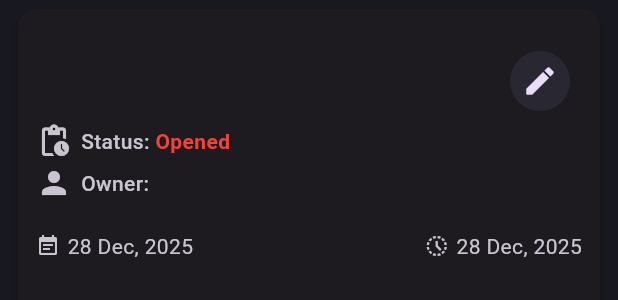
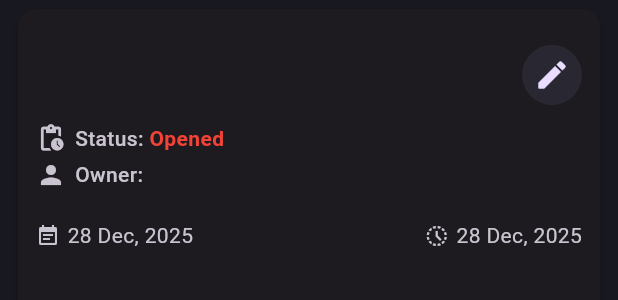
Before and after one commit to akibahmed229/repairshop-app, a Flutter app: the TechNoteCard widget shown alone on an empty page, opened directly with empty values, on a phone screen of 412 x 824 dp. Shown: the top 300 px of the screen. Run offline on Flutter 3.47's test engine with Material 3 defaults, Android fonts, the phone set to English and light mode, and no system bars; our stand-ins replace flutter_bloc, flutter_dotenv, fpdart, get_it, google_nav_bar, internet_connection_checker_plus and 2 more; accounts and stored records are empty; statements that could not run were skipped.

Commit message:
refactor and some changes

```diff
--- a/lib/features/techNotes/data/datasources/tech_note_local_data_source.dart
+++ b/lib/features/techNotes/data/datasources/tech_note_local_data_source.dart
@@ -10,6 +10,8 @@ abstract interface class TechNoteLocalDataSource {
     required String userId,
     required String title,
     required String content,
+    required String userName,
+    required String userEmail,
   });
 
   Future<String> updateTechNote({
@@ -45,6 +47,8 @@ class TechNoteLocalDataSourceImpl implements TechNoteLocalDataSource {
     required String userId,
     required String title,
     required String content,
+    required String userName,
+    required String userEmail,
   }) async {
     try {
       final String noteId = Uuid().v7();
@@ -55,6 +59,8 @@ class TechNoteLocalDataSourceImpl implements TechNoteLocalDataSource {
         "title": title,
         "content": content,
         "completed": 0,
+        "userName": userName,
+        "userEmail": userEmail,
         "createdAt": DateTime.now().toIso8601String(),
         "updatedAt": DateTime.now().toIso8601String(),
         "isSynced": 0,
--- a/lib/features/techNotes/domain/repository/tech_note_repository.dart
+++ b/lib/features/techNotes/domain/repository/tech_note_repository.dart
@@ -12,6 +12,8 @@ abstract interface class TechNoteRepository {
     required String userId,
     required String title,
     required String content,
+    String? userName,
+    String? userEmail,
   });
 
   Future<Either<Failure, String>> updateTechNote({
--- a/lib/features/techNotes/presentation/bloc/tech_note_bloc.dart
+++ b/lib/features/techNotes/presentation/bloc/tech_note_bloc.dart
@@ -77,6 +77,8 @@ class TechNoteBloc extends Bloc<TechNoteEvent, TechNoteState> {
         userId: event.userId,
         title: event.title,
         content: event.content,
+        userName: event.userName,
+        userEmail: event.userEmail,
       ),
     );
 
--- a/lib/features/techNotes/presentation/bloc/tech_note_event.dart
+++ b/lib/features/techNotes/presentation/bloc/tech_note_event.dart
@@ -17,11 +17,15 @@ final class TechNoteCreateEvent extends TechNoteEvent {
   final String userId;
   final String title;
   final String content;
+  final String userName;
+  final String userEmail;
 
   const TechNoteCreateEvent({
     required this.userId,
     required this.title,
     required this.content,
+    required this.userName,
+    required this.userEmail,
   });
 }
 
--- a/lib/features/techNotes/presentation/widgets/tech_note_card.dart
+++ b/lib/features/techNotes/presentation/widgets/tech_note_card.dart
@@ -11,18 +11,27 @@ class TechNoteCard extends StatelessWidget {
   @override
   Widget build(BuildContext context) {
     return Card(
-      margin: EdgeInsets.symmetric(horizontal: 12, vertical: 6),
+      margin: const EdgeInsets.symmetric(horizontal: 12, vertical: 6),
       elevation: 3,
       child: ListTile(
-        contentPadding: EdgeInsets.all(12),
+        contentPadding: const EdgeInsets.all(12),
         title: Row(
           mainAxisAlignment: MainAxisAlignment.spaceBetween,
           children: [
-            Text(
-              note.title,
-              style: const TextStyle(fontWeight: FontWeight.bold),
+            Expanded(
+              child: Text(
+                note.title,
+                style: const TextStyle(fontWeight: FontWeight.bold),
+                maxLines: 1, // Keeps the card height consistent
+                overflow:
+                    TextOverflow.ellipsis, // Adds "..." if text is too long
+              ),
             ),
             IconButton(
+              // Added padding to separate button from text slightly
+              padding: const EdgeInsets.only(left: 8),
+              constraints:
+                  const BoxConstraints(), // Removes default minimum size constraints
               onPressed: () {
                 Navigator.push(context, EditTechNotePage.route(note));
               },
@@ -36,10 +45,14 @@ class TechNoteCard extends StatelessWidget {
         subtitle: Column(
           crossAxisAlignment: CrossAxisAlignment.start,
           children: [
+            const SizedBox(
+              height: 8,
+            ), // Added slight spacing between title and subtitle
             Row(
               children: [
                 Icon(
                   note.completed ? Icons.done_rounded : Icons.pending_actions,
+                  size: 20, // Adjusted size to fit better
                 ),
                 const SizedBox(width: 6),
                 const Text(
@@ -55,23 +68,25 @@ class TechNoteCard extends StatelessWidget {
                 ),
               ],
             ),
-
             const SizedBox(height: 4),
             Row(
               children: [
-                const Icon(Icons.person),
+                const Icon(Icons.person, size: 20),
                 const SizedBox(width: 6),
                 const Text(
                   "Owner: ",
                   style: TextStyle(fontWeight: FontWeight.w500),
                 ),
-                Text(
-                  "${note.userName}",
-                  style: TextStyle(color: Colors.greenAccent),
+                Expanded(
+                  // Added Expanded here too just in case username is huge
+                  child: Text(
+                    "${note.userEmail}",
+                    style: const TextStyle(color: Colors.greenAccent),
+                    overflow: TextOverflow.ellipsis,
+                  ),
                 ),
               ],
             ),
-
             const SizedBox(height: 20),
             Row(
               mainAxisAlignment: MainAxisAlignment.spaceBetween,
```
Also changed, not shown: lib/features/techNotes/data/datasources/tech_note_remote_data_source.dart (+27 -14 lines), lib/features/techNotes/data/repository/tech_note_repository_impl.dart (+33 -3 lines), lib/features/techNotes/domain/usecases/create_tech_note.dart (+7 -0 lines), lib/features/techNotes/presentation/pages/add_tech_note_page.dart (+9 -2 lines), lib/features/techNotes/presentation/pages/edit_tech_note_page.dart (+11 -11 lines).
